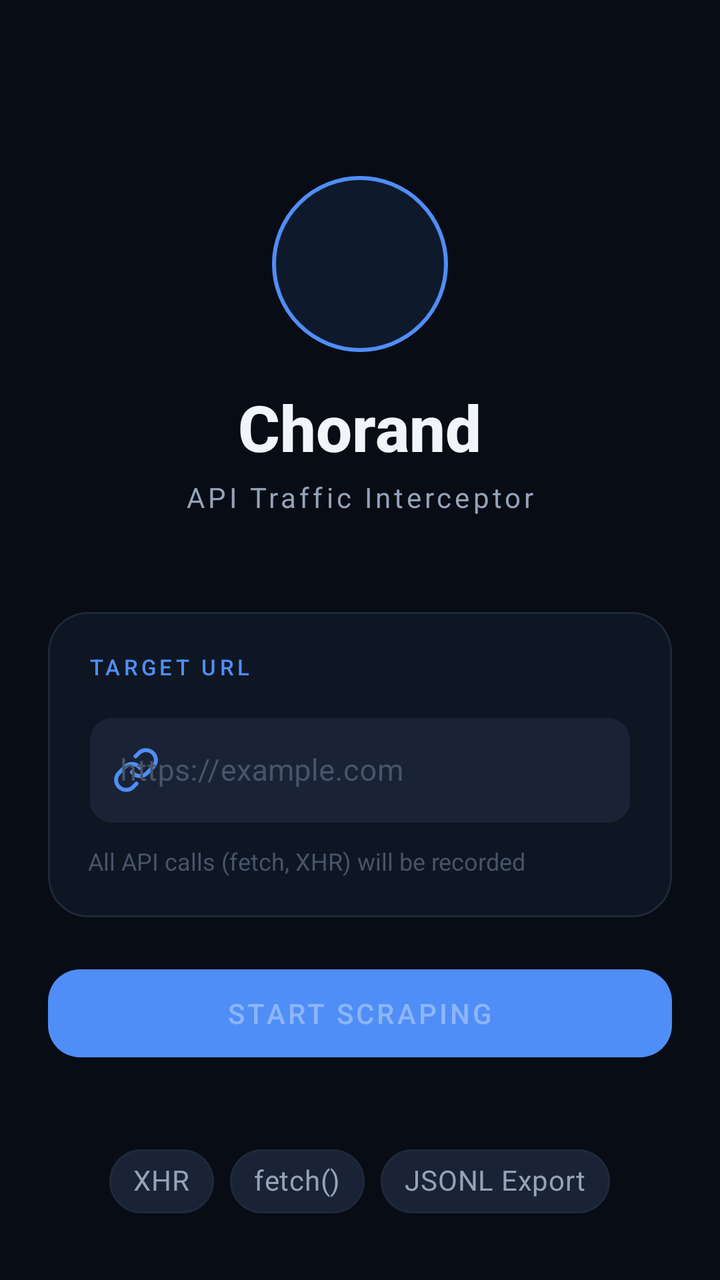
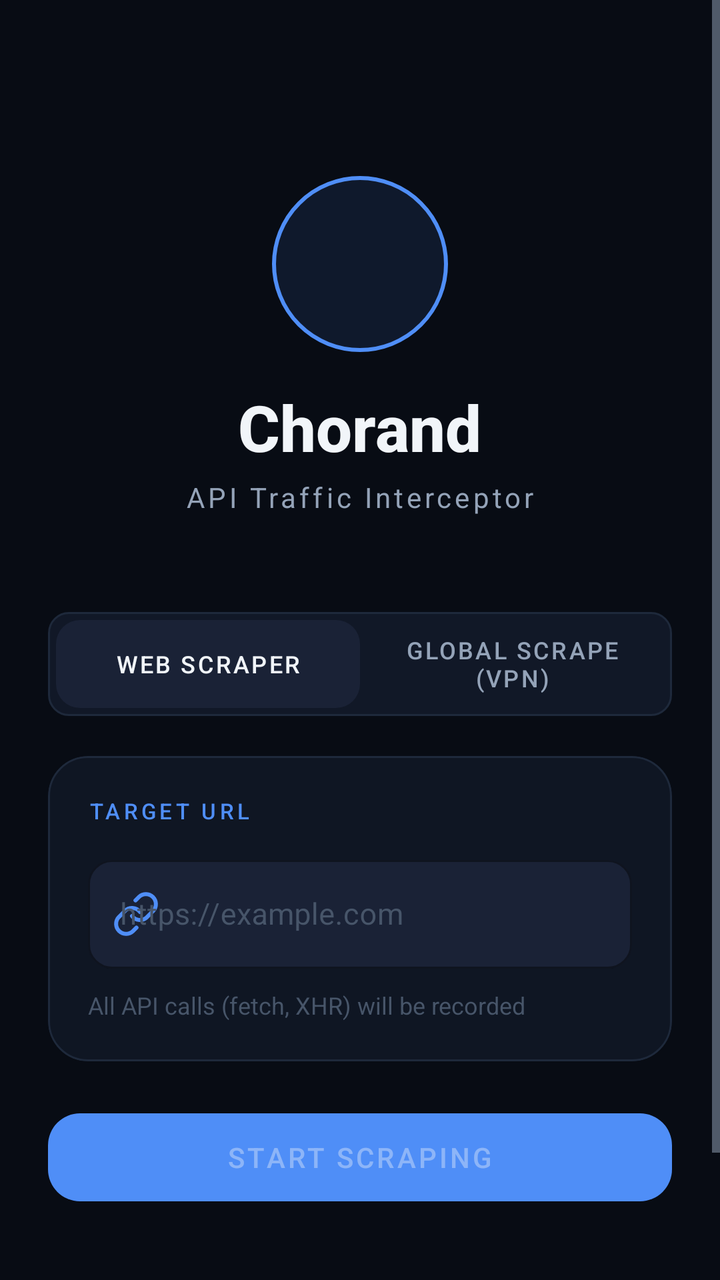

Two renders of the same Android screen: before a commit and after it. Below are the layout's source before the change and the commit's diff.
<!-- AndroidManifest.xml: application theme Theme.ChorandApp -->
<!-- res/layout/activity_main.xml -->
<?xml version="1.0" encoding="utf-8"?>
<androidx.coordinatorlayout.widget.CoordinatorLayout
    xmlns:android="http://schemas.android.com/apk/res/android"
    xmlns:app="http://schemas.android.com/apk/res-auto"
    xmlns:tools="http://schemas.android.com/tools"
    android:layout_width="match_parent"
    android:layout_height="match_parent"
    android:background="@color/bg_primary"
    tools:context=".MainActivity">

    <ScrollView
        android:layout_width="match_parent"
        android:layout_height="match_parent"
        android:fillViewport="true">

        <LinearLayout
            android:layout_width="match_parent"
            android:layout_height="wrap_content"
            android:orientation="vertical"
            android:padding="24dp"
            android:gravity="center_horizontal">

            
            <LinearLayout
                android:id="@+id/logoContainer"
                android:layout_width="wrap_content"
                android:layout_height="wrap_content"
                android:orientation="vertical"
                android:gravity="center"
                android:layout_marginTop="64dp"
                android:layout_marginBottom="48dp">

                
                <FrameLayout
                    android:layout_width="88dp"
                    android:layout_height="88dp"
                    android:layout_gravity="center">

                    <View
                        android:layout_width="88dp"
                        android:layout_height="88dp"
                        android:background="@drawable/bg_logo_glow" />

                    <ImageView
                        android:layout_width="56dp"
                        android:layout_height="56dp"
                        android:layout_gravity="center"
                        android:src="@mipmap/ic_launcher_round"
                        android:contentDescription="@string/app_name" />
                </FrameLayout>

                <TextView
                    android:layout_width="wrap_content"
                    android:layout_height="wrap_content"
                    android:text="Chorand"
                    android:textSize="32sp"
                    android:textColor="@color/text_primary"
                    android:fontFamily="sans-serif-medium"
                    android:textStyle="bold"
                    android:layout_marginTop="16dp" />

                <TextView
                    android:layout_width="wrap_content"
                    android:layout_height="wrap_content"
                    android:text="API Traffic Interceptor"
                    android:textSize="14sp"
                    android:textColor="@color/text_secondary"
                    android:fontFamily="sans-serif"
                    android:layout_marginTop="4dp"
                    android:letterSpacing="0.12" />

            </LinearLayout>

            
            <com.google.android.material.card.MaterialCardView
                android:id="@+id/inputCard"
                android:layout_width="match_parent"
                android:layout_height="wrap_content"
                app:cardBackgroundColor="@color/bg_surface"
                app:cardCornerRadius="20dp"
                app:cardElevation="0dp"
                app:strokeColor="@color/border_default"
                app:strokeWidth="1dp">

                <LinearLayout
                    android:layout_width="match_parent"
                    android:layout_height="wrap_content"
                    android:orientation="vertical"
                    android:padding="20dp">

                    <TextView
                        android:layout_width="wrap_content"
                        android:layout_height="wrap_content"
                        android:text="TARGET URL"
                        android:textSize="11sp"
                        android:textColor="@color/accent_blue"
                        android:fontFamily="sans-serif-medium"
                        android:letterSpacing="0.16"
                        android:layout_marginBottom="12dp" />

                    <com.google.android.material.textfield.TextInputLayout
                        android:id="@+id/tilUrl"
                        style="@style/ChorandTextInputLayout"
                        android:layout_width="match_parent"
                        android:layout_height="wrap_content"
                        app:startIconDrawable="@drawable/ic_link"
                        app:startIconTint="@color/accent_blue"
                        app:boxStrokeColor="@color/accent_blue"
                        app:hintTextColor="@color/text_secondary"
                        android:hint="https://example.com">

                        <com.google.android.material.textfield.TextInputEditText
                            android:id="@+id/etUrl"
                            android:layout_width="match_parent"
                            android:layout_height="wrap_content"
                            android:inputType="textUri"
                            android:imeOptions="actionGo"
                            android:textColor="@color/text_primary"
                            android:textSize="15sp"
                            android:fontFamily="sans-serif"
                            android:maxLines="1" />

                    </com.google.android.material.textfield.TextInputLayout>

                    <TextView
                        android:layout_width="wrap_content"
                        android:layout_height="wrap_content"
                        android:text="All API calls (fetch, XHR) will be recorded"
                        android:textSize="12sp"
                        android:textColor="@color/text_tertiary"
                        android:fontFamily="sans-serif"
                        android:layout_marginTop="10dp" />

                </LinearLayout>
            </com.google.android.material.card.MaterialCardView>

            
            <com.google.android.material.button.MaterialButton
                android:id="@+id/btnScrape"
                android:layout_width="match_parent"
                android:layout_height="56dp"
                android:layout_marginTop="20dp"
                android:text="START SCRAPING"
                android:textSize="14sp"
                android:letterSpacing="0.1"
                android:fontFamily="sans-serif-medium"
                app:backgroundTint="@color/accent_blue"
                app:cornerRadius="16dp"
                android:enabled="false" />

            
            <LinearLayout
                android:layout_width="match_parent"
                android:layout_height="wrap_content"
                android:orientation="horizontal"
                android:layout_marginTop="32dp"
                android:gravity="center">

                <com.google.android.material.chip.Chip
                    android:layout_width="wrap_content"
                    android:layout_height="wrap_content"
                    android:text="XHR"
                    android:textColor="@color/text_secondary"
                    app:chipBackgroundColor="@color/bg_elevated"
                    app:chipStrokeColor="@color/border_default"
                    app:chipStrokeWidth="1dp"
                    android:layout_marginEnd="8dp" />

                <com.google.android.material.chip.Chip
                    android:layout_width="wrap_content"
                    android:layout_height="wrap_content"
                    android:text="fetch()"
                    android:textColor="@color/text_secondary"
                    app:chipBackgroundColor="@color/bg_elevated"
                    app:chipStrokeColor="@color/border_default"
                    app:chipStrokeWidth="1dp"
                    android:layout_marginEnd="8dp" />

                <com.google.android.material.chip.Chip
                    android:layout_width="wrap_content"
                    android:layout_height="wrap_content"
                    android:text="JSONL Export"
                    android:textColor="@color/text_secondary"
                    app:chipBackgroundColor="@color/bg_elevated"
                    app:chipStrokeColor="@color/border_default"
                    app:chipStrokeWidth="1dp" />

            </LinearLayout>

        </LinearLayout>
    </ScrollView>

</androidx.coordinatorlayout.widget.CoordinatorLayout>
<!-- resources referenced by this layout -->
<resources>
  <color name="accent_blue">#4F8EF7</color>
  <color name="bg_elevated">#1A2236</color>
  <color name="bg_primary">#080C14</color>
  <color name="bg_surface">#0F1623</color>
  <color name="border_default">#1E293B</color>
  <color name="text_primary">#F1F5F9</color>
  <color name="text_secondary">#94A3B8</color>
  <color name="text_tertiary">#475569</color>
  <!-- drawable bg_logo_glow (drawable) -->
  <?xml version="1.0" encoding="utf-8"?>
  <shape xmlns:android="http://schemas.android.com/apk/res/android"
      android:shape="oval">
      <solid android:color="#1A4F8EF7" />
      <stroke android:width="2dp" android:color="#4F8EF7" />
  </shape>
  <!-- drawable ic_link (drawable) -->
  <?xml version="1.0" encoding="utf-8"?>
  <vector xmlns:android="http://schemas.android.com/apk/res/android"
      android:width="24dp"
      android:height="24dp"
      android:viewportWidth="24"
      android:viewportHeight="24"
      android:tint="@color/accent_blue">
      <path
          android:fillColor="@android:color/transparent"
          android:pathData="M10,13a5,5 0 0,0 7.54,0.54l3,-3a5,5 0 0,0 -7.07,-7.07l-1.72,1.71"
          android:strokeWidth="2"
          android:strokeColor="#4F8EF7"
          android:strokeLineCap="round"
          android:strokeLineJoin="round"/>
      <path
          android:fillColor="@android:color/transparent"
          android:pathData="M14,11a5,5 0 0,0 -7.54,-0.54l-3,3a5,5 0 0,0 7.07,7.07l1.71,-1.71"
          android:strokeWidth="2"
          android:strokeColor="#4F8EF7"
          android:strokeLineCap="round"
          android:strokeLineJoin="round"/>
  </vector>
  <!-- mipmap ic_launcher_round (mipmap-anydpi) -->
  <?xml version="1.0" encoding="utf-8"?>
  <adaptive-icon xmlns:android="http://schemas.android.com/apk/res/android">
      <background android:drawable="@color/white" />
      <foreground android:drawable="@mipmap/ic_launcher_foreground" />
      <monochrome android:drawable="@mipmap/ic_launcher_foreground" />
  </adaptive-icon>
  <string name="app_name">Chorand App</string>
  <style name="ChorandTextInputLayout" parent="Widget.MaterialComponents.TextInputLayout.OutlinedBox">
          <item name="boxBackgroundColor">@color/bg_elevated</item>
          <item name="boxStrokeColor">@color/border_default</item>
          <item name="hintTextColor">@color/text_secondary</item>
          <item name="android:textColorHint">@color/text_tertiary</item>
          <item name="boxCornerRadiusTopStart">12dp</item>
          <item name="boxCornerRadiusTopEnd">12dp</item>
          <item name="boxCornerRadiusBottomStart">12dp</item>
          <item name="boxCornerRadiusBottomEnd">12dp</item>
      </style>
  <color name="white">#FFFFFFFF</color>
  <color name="accent_cyan">#00D4C8</color>
  <color name="black">#FF000000</color>
  <color name="bg_bar">#0C1220</color>
  <!-- unchanged entries left out for length: 1 -->
</resources>

<!-- the commit's change to res/layout/activity_main.xml (unified diff, before → after) -->
@@ -68,6 +68,48 @@
                     android:fontFamily="sans-serif"
                     android:layout_marginTop="4dp"
                     android:letterSpacing="0.12" />
+
+            </LinearLayout>
+
+            
+            <LinearLayout
+                android:id="@+id/modeSelector"
+                android:layout_width="match_parent"
+                android:layout_height="52dp"
+                android:orientation="horizontal"
+                android:background="@drawable/bg_stat_card"
+                android:padding="4dp"
+                android:layout_marginBottom="20dp">
+
+                <com.google.android.material.button.MaterialButton
+                    android:id="@+id/btnModeWeb"
+                    style="@style/Widget.MaterialComponents.Button.TextButton"
+                    android:layout_width="0dp"
+                    android:layout_height="match_parent"
+                    android:layout_weight="1"
+                    android:text="Web Scraper"
+                    android:textColor="@color/text_primary"
+                    app:backgroundTint="@color/bg_elevated"
+                    app:cornerRadius="12dp"
+                    android:insetTop="0dp"
+                    android:insetBottom="0dp"
+                    android:textSize="12sp"
+                    android:fontFamily="sans-serif-medium" />
+
+                <com.google.android.material.button.MaterialButton
+                    android:id="@+id/btnModeGlobal"
+                    style="@style/Widget.MaterialComponents.Button.TextButton"
+                    android:layout_width="0dp"
+                    android:layout_height="match_parent"
+                    android:layout_weight="1"
+                    android:text="Global Scrape (VPN)"
+                    android:textColor="@color/text_secondary"
+                    app:backgroundTint="@android:color/transparent"
+                    app:cornerRadius="12dp"
+                    android:insetTop="0dp"
+                    android:insetBottom="0dp"
+                    android:textSize="12sp"
+                    android:fontFamily="sans-serif-medium" />
 
             </LinearLayout>
 
@@ -135,6 +177,56 @@
             </com.google.android.material.card.MaterialCardView>
 
             
+            <com.google.android.material.card.MaterialCardView
+                android:id="@+id/vpnInfoCard"
+                android:layout_width="match_parent"
+                android:layout_height="wrap_content"
+                app:cardBackgroundColor="@color/bg_surface"
+                app:cardCornerRadius="20dp"
+                app:cardElevation="0dp"
+                app:strokeColor="@color/border_default"
+                app:strokeWidth="1dp"
+                android:visibility="gone">
+
+                <LinearLayout
+                    android:layout_width="match_parent"
+                    android:layout_height="wrap_content"
+                    android:orientation="vertical"
+                    android:padding="20dp">
+
+                    <TextView
+                        android:layout_width="wrap_content"
+                        android:layout_height="wrap_content"
+                        android:text="DEVICE-WIDE API MONITOR"
+                        android:textSize="11sp"
+                        android:textColor="@color/accent_cyan"
+                        android:fontFamily="sans-serif-medium"
+                        android:letterSpacing="0.16"
+                        android:layout_marginBottom="12dp" />
+
+                    <TextView
+                        android:layout_width="match_parent"
+                        android:layout_height="wrap_content"
+                        android:text="Start a local VPN to monitor and log outgoing API server domains contacted by any app on this device."
+                        android:textColor="@color/text_secondary"
+                        android:textSize="14sp"
+                        android:fontFamily="sans-serif"
+                        android:lineSpacingExtra="4sp"
+                        android:layout_marginBottom="8dp" />
+
+                    <TextView
+                        android:layout_width="match_parent"
+                        android:layout_height="wrap_content"
+                        android:text="✓ No root required\n✓ Fully secure local resolution\n✓ Doesn't block your internet"
+                        android:textColor="@color/success"
+                        android:textSize="12sp"
+                        android:fontFamily="sans-serif-medium"
+                        android:lineSpacingExtra="3sp" />
+
+                </LinearLayout>
+            </com.google.android.material.card.MaterialCardView>
+
+            
             <com.google.android.material.button.MaterialButton
                 android:id="@+id/btnScrape"
                 android:layout_width="match_parent"
<!-- resource entries referenced after the edit -->
@@ -5,6 +5,7 @@
   <color name="bg_primary">#080C14</color>
   <color name="bg_surface">#0F1623</color>
   <color name="border_default">#1E293B</color>
+  <color name="success">#10B981</color>
   <color name="text_primary">#F1F5F9</color>
   <color name="text_secondary">#94A3B8</color>
   <color name="text_tertiary">#475569</color>
@@ -14,6 +15,14 @@
       android:shape="oval">
       <solid android:color="#1A4F8EF7" />
       <stroke android:width="2dp" android:color="#4F8EF7" />
+  </shape>
+  <!-- drawable bg_stat_card (drawable) -->
+  <?xml version="1.0" encoding="utf-8"?>
+  <shape xmlns:android="http://schemas.android.com/apk/res/android"
+      android:shape="rectangle">
+      <solid android:color="#111827" />
+      <stroke android:width="1dp" android:color="#1E293B" />
+      <corners android:radius="10dp" />
   </shape>
   <!-- drawable ic_link (drawable) -->
   <?xml version="1.0" encoding="utf-8"?>
